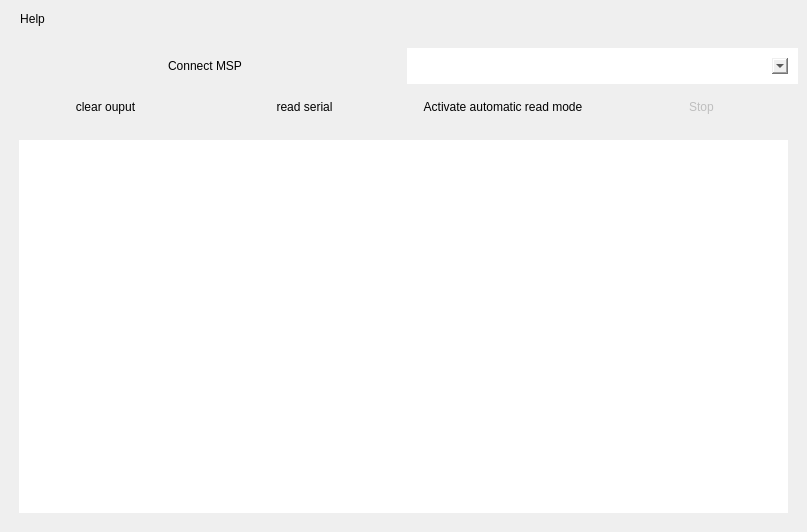
The window that msp_app/ui/raw/window.ui (ginop-1/msp_app) describes before a commit, drawn with Qt 5.
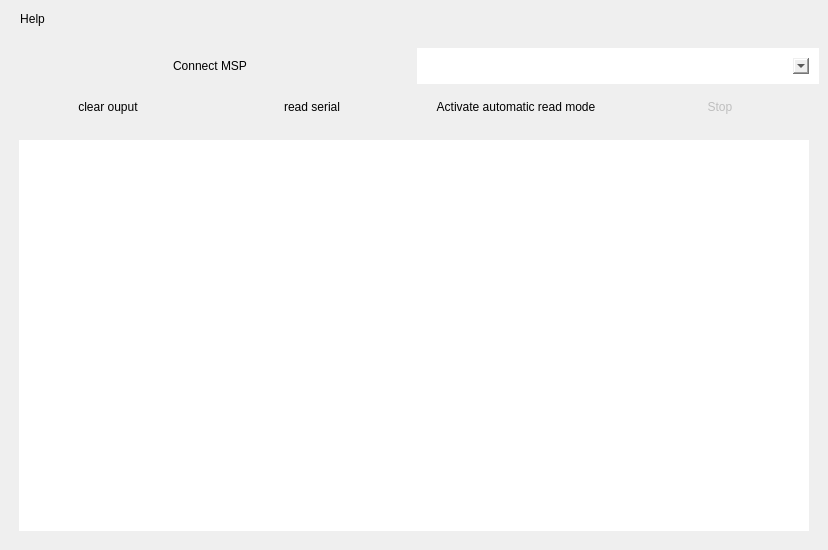
The same window after the commit.

What changed in the file:
```diff
--- a/msp_app/ui/raw/window.ui
+++ b/msp_app/ui/raw/window.ui
@@ -6,8 +6,8 @@
    <rect>
     <x>0</x>
     <y>0</y>
-    <width>807</width>
-    <height>532</height>
+    <width>828</width>
+    <height>550</height>
    </rect>
   </property>
   <property name="windowTitle">
@@ -129,7 +129,7 @@
     <rect>
      <x>0</x>
      <y>0</y>
-     <width>807</width>
+     <width>828</width>
      <height>52</height>
     </rect>
    </property>
```
